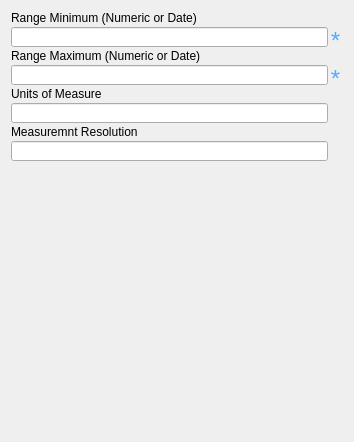
Old version of the form pymdwizard/gui/ui_files/rdom.ui in the repository DOI-USGS/fort-pymdwizard.
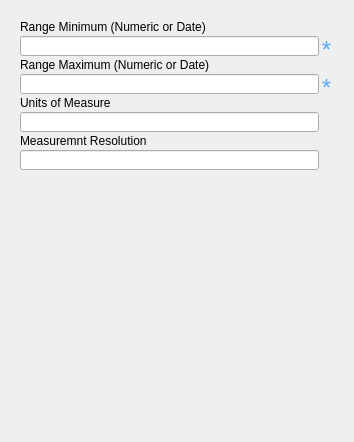
New version of the form.

```diff
--- a/pymdwizard/gui/ui_files/rdom.ui
+++ b/pymdwizard/gui/ui_files/rdom.ui
@@ -15,6 +15,7 @@
   </property>
   <layout class="QVBoxLayout" name="verticalLayout">
    <item>
+    <widget class="QWidget" name="" native="true">
     <layout class="QVBoxLayout" name="verticalLayout_5">
      <property name="spacing">
       <number>2</number>
@@ -435,6 +436,7 @@
       </layout>
      </item>
     </layout>
+    </widget>
    </item>
    <item>
     <spacer name="verticalSpacer">
```
Left out of the diff: 4 changed lines with no effect on the pictures. Lines whose indentation alone changed are shown as unchanged.
